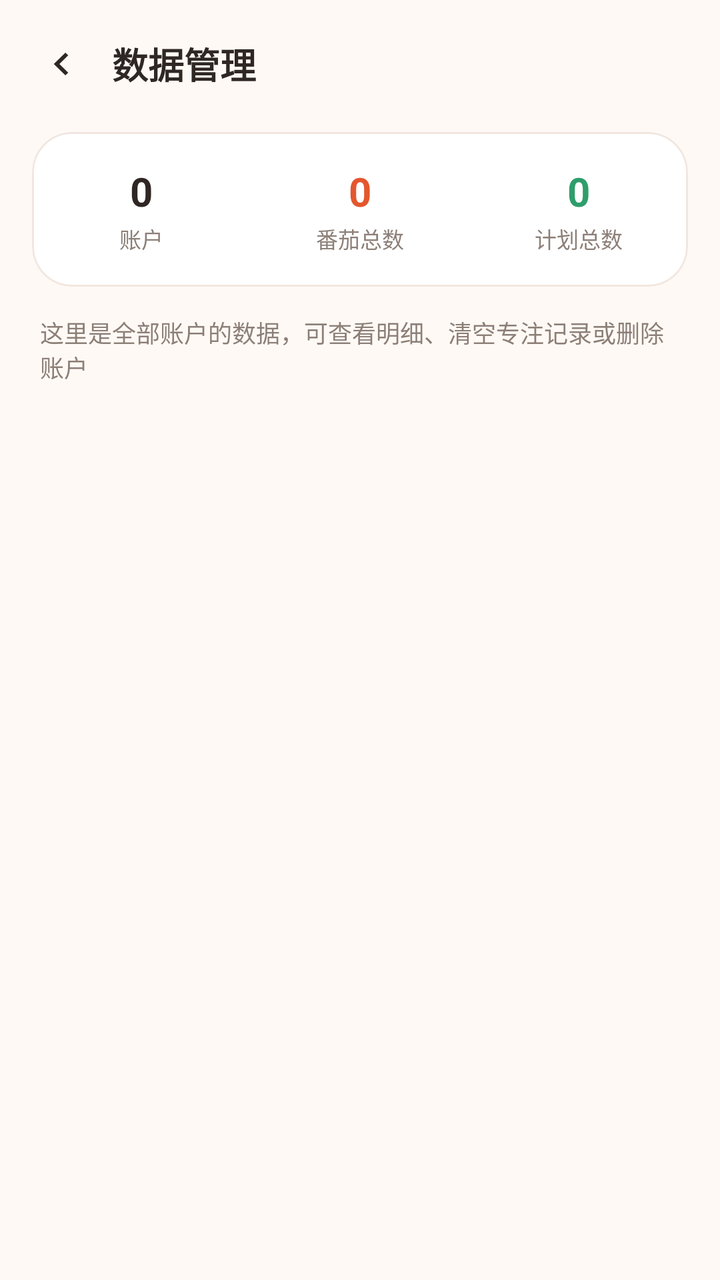
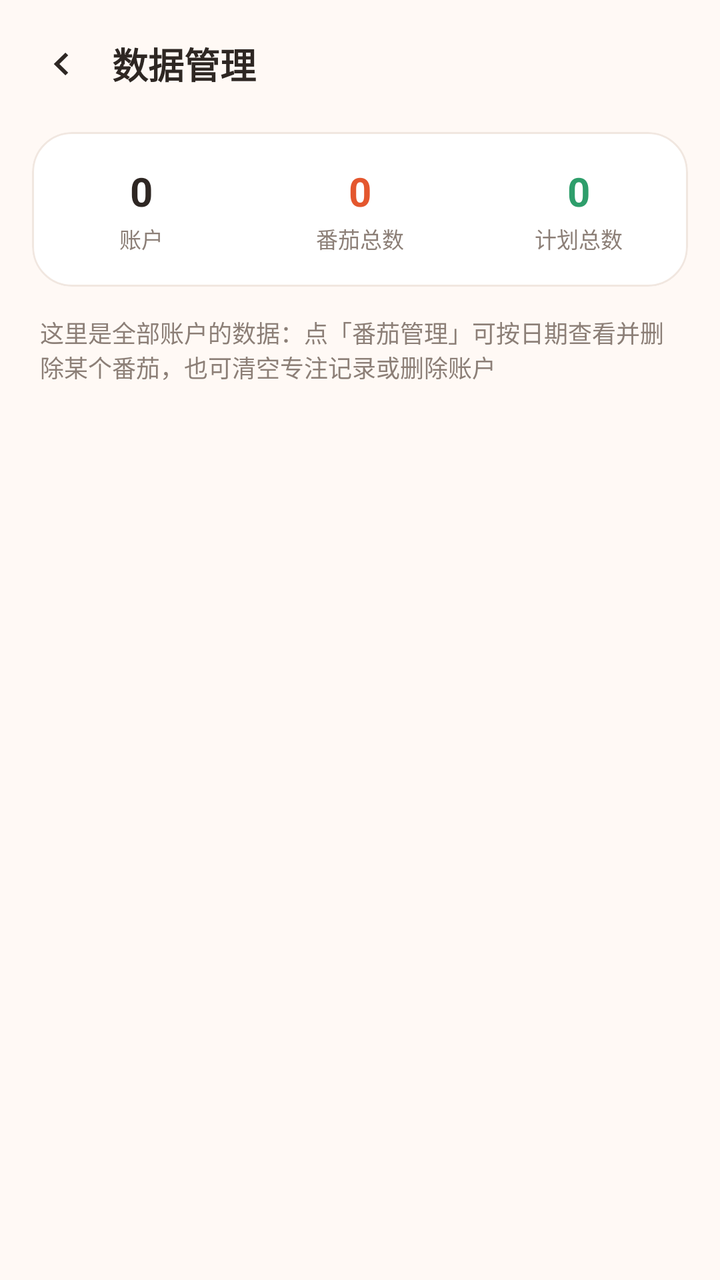

The first picture is an Android layout as it rendered before a commit; the second is the same layout after the commit. The layout source and the unified diff follow.
<!-- AndroidManifest.xml: application theme Theme.Pomodoro -->
<!-- res/layout/activity_admin.xml -->
<?xml version="1.0" encoding="utf-8"?>
<LinearLayout xmlns:android="http://schemas.android.com/apk/res/android"
    xmlns:app="http://schemas.android.com/apk/res-auto"
    android:layout_width="match_parent"
    android:layout_height="match_parent"
    android:background="@color/pomo_bg"
    android:orientation="vertical">

    <LinearLayout
        android:layout_width="match_parent"
        android:layout_height="wrap_content"
        android:gravity="center_vertical"
        android:orientation="horizontal"
        android:paddingStart="8dp"
        android:paddingTop="10dp"
        android:paddingEnd="16dp"
        android:paddingBottom="6dp">

        <ImageButton
            android:id="@+id/btnBack"
            android:layout_width="44dp"
            android:layout_height="44dp"
            android:background="?attr/selectableItemBackgroundBorderless"
            android:contentDescription="返回"
            android:src="@drawable/ic_chevron_left"
            app:tint="@color/pomo_text" />

        <TextView
            android:layout_width="wrap_content"
            android:layout_height="wrap_content"
            android:layout_marginStart="4dp"
            android:text="数据管理"
            android:textColor="@color/pomo_text"
            android:textSize="18sp"
            android:textStyle="bold" />
    </LinearLayout>

    <com.google.android.material.card.MaterialCardView
        android:layout_width="match_parent"
        android:layout_height="wrap_content"
        android:layout_marginStart="16dp"
        android:layout_marginTop="6dp"
        android:layout_marginEnd="16dp"
        app:cardBackgroundColor="@color/pomo_surface"
        app:cardCornerRadius="20dp"
        app:cardElevation="0dp"
        app:strokeColor="@color/pomo_divider"
        app:strokeWidth="1dp">

        <LinearLayout
            android:layout_width="match_parent"
            android:layout_height="wrap_content"
            android:orientation="horizontal"
            android:paddingTop="16dp"
            android:paddingBottom="16dp">

            <LinearLayout
                android:layout_width="0dp"
                android:layout_height="wrap_content"
                android:layout_weight="1"
                android:gravity="center"
                android:orientation="vertical">

                <TextView
                    android:id="@+id/tvStatAccounts"
                    android:layout_width="wrap_content"
                    android:layout_height="wrap_content"
                    android:text="0"
                    android:textColor="@color/pomo_text"
                    android:textSize="20sp"
                    android:textStyle="bold" />

                <TextView
                    android:layout_width="wrap_content"
                    android:layout_height="wrap_content"
                    android:layout_marginTop="2dp"
                    android:text="账户"
                    android:textColor="@color/pomo_text_second"
                    android:textSize="11sp" />
            </LinearLayout>

            <LinearLayout
                android:layout_width="0dp"
                android:layout_height="wrap_content"
                android:layout_weight="1"
                android:gravity="center"
                android:orientation="vertical">

                <TextView
                    android:id="@+id/tvStatTomatoes"
                    android:layout_width="wrap_content"
                    android:layout_height="wrap_content"
                    android:text="0"
                    android:textColor="@color/pomo_primary"
                    android:textSize="20sp"
                    android:textStyle="bold" />

                <TextView
                    android:layout_width="wrap_content"
                    android:layout_height="wrap_content"
                    android:layout_marginTop="2dp"
                    android:text="番茄总数"
                    android:textColor="@color/pomo_text_second"
                    android:textSize="11sp" />
            </LinearLayout>

            <LinearLayout
                android:layout_width="0dp"
                android:layout_height="wrap_content"
                android:layout_weight="1"
                android:gravity="center"
                android:orientation="vertical">

                <TextView
                    android:id="@+id/tvStatPlans"
                    android:layout_width="wrap_content"
                    android:layout_height="wrap_content"
                    android:text="0"
                    android:textColor="@color/pomo_green"
                    android:textSize="20sp"
                    android:textStyle="bold" />

                <TextView
                    android:layout_width="wrap_content"
                    android:layout_height="wrap_content"
                    android:layout_marginTop="2dp"
                    android:text="计划总数"
                    android:textColor="@color/pomo_text_second"
                    android:textSize="11sp" />
            </LinearLayout>
        </LinearLayout>
    </com.google.android.material.card.MaterialCardView>

    <TextView
        android:layout_width="match_parent"
        android:layout_height="wrap_content"
        android:layout_marginStart="20dp"
        android:layout_marginTop="14dp"
        android:layout_marginEnd="20dp"
        android:text="这里是全部账户的数据，可查看明细、清空专注记录或删除账户"
        android:textColor="@color/pomo_text_second"
        android:textSize="12sp" />

    <androidx.recyclerview.widget.RecyclerView
        android:id="@+id/rvAccounts"
        android:layout_width="match_parent"
        android:layout_height="0dp"
        android:layout_marginTop="12dp"
        android:layout_weight="1"
        android:clipToPadding="false"
        android:paddingStart="16dp"
        android:paddingEnd="16dp"
        android:paddingBottom="16dp" />

    <TextView
        android:id="@+id/tvEmpty"
        android:layout_width="match_parent"
        android:layout_height="wrap_content"
        android:layout_marginTop="40dp"
        android:gravity="center"
        android:text="还没有账户数据"
        android:textColor="@color/pomo_text_second"
        android:textSize="13sp"
        android:visibility="gone" />
</LinearLayout>
<!-- resources referenced by this layout -->
<resources>
  <color name="pomo_bg">#FFF9F5</color>
  <color name="pomo_divider">#F1E7E0</color>
  <color name="pomo_green">#2E9E6B</color>
  <color name="pomo_primary">#E4572E</color>
  <color name="pomo_surface">#FFFFFF</color>
  <color name="pomo_text">#2E2723</color>
  <color name="pomo_text_second">#8C7F77</color>
  <!-- drawable ic_chevron_left (drawable) -->
  <?xml version="1.0" encoding="utf-8"?>
  <vector xmlns:android="http://schemas.android.com/apk/res/android"
      android:width="24dp"
      android:height="24dp"
      android:viewportWidth="24"
      android:viewportHeight="24">
      <path
          android:fillColor="#FF000000"
          android:pathData="M14.7,6.3L8.9,12l5.8,5.7l1.4,-1.4L11.7,12l4.4,-4.3z" />
  </vector>
  <style name="Theme.Pomodoro" parent="Theme.Material3.Light.NoActionBar">
          <item name="colorPrimary">@color/pomo_primary</item>
          <item name="colorOnPrimary">@color/white</item>
          <item name="colorPrimaryContainer">@color/pomo_primary_light</item>
          <item name="colorOnPrimaryContainer">@color/pomo_primary_dark</item>
          <item name="colorSecondary">@color/pomo_green</item>
          <item name="colorSurface">@color/pomo_surface</item>
          <item name="android:colorBackground">@color/pomo_bg</item>
          <item name="android:statusBarColor">@color/pomo_bg</item>
          <item name="android:windowLightStatusBar">true</item>
          <item name="android:navigationBarColor">@color/pomo_surface</item>
      </style>
  <color name="white">#FFFFFF</color>
  <color name="pomo_primary_light">#FFE7DC</color>
  <color name="pomo_primary_dark">#C0451F</color>
</resources>

<!-- the commit's change to res/layout/activity_admin.xml (unified diff, before → after) -->
@@ -137,7 +137,7 @@
         android:layout_marginStart="20dp"
         android:layout_marginTop="14dp"
         android:layout_marginEnd="20dp"
-        android:text="这里是全部账户的数据，可查看明细、清空专注记录或删除账户"
+        android:text="这里是全部账户的数据：点「番茄管理」可按日期查看并删除某个番茄，也可清空专注记录或删除账户"
         android:textColor="@color/pomo_text_second"
         android:textSize="12sp" />
 
